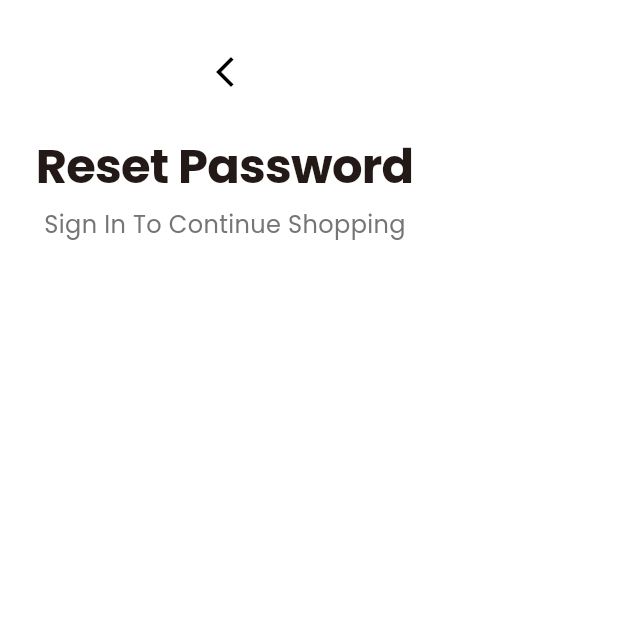
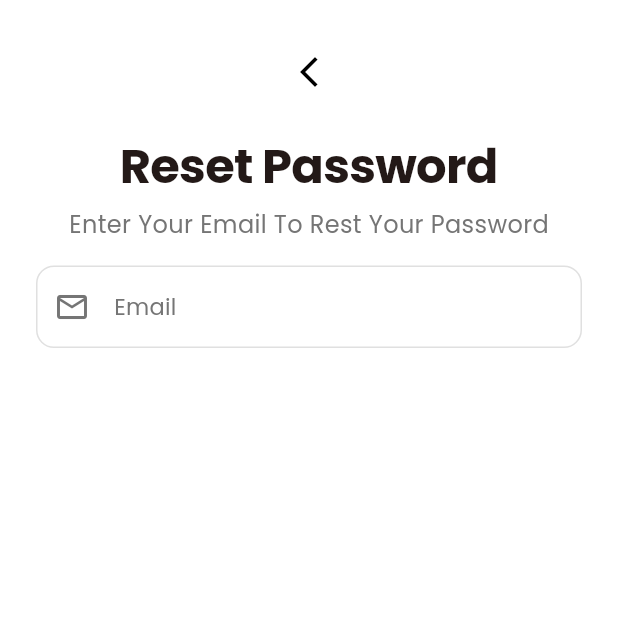
Before and after one commit to Wealthometer/E-commerce-App, a Flutter app: the ForgotPasswordScreen screen opened directly, on a phone screen of 412 x 824 dp, the top half of it. Run offline on Flutter 3.47's test engine with Material 3 defaults, Android fonts, the phone set to English and light mode, and no system bars; our stand-ins replace get, get_storage, google_fonts; accounts and stored records are empty.

Commit message:
Update forgot_password_screen.dart

```diff
--- a/lib/view/forgot_password_screen.dart
+++ b/lib/view/forgot_password_screen.dart
@@ -1,3 +1,4 @@
+import 'package:ecommerce_app_ui/view/widgets/custom_textfield.dart';
 import 'package:flutter/material.dart';
 import 'package:get/get.dart';
 
@@ -44,18 +45,65 @@ class ForgotPasswordScreen extends StatelessWidget {
               ),
 
               Text(
-                "Sign In To Continue Shopping",
+                "Enter Your Email To Rest Your Password",
                 style: AppTextStyle.withColor(
                   AppTextStyle.bodyLarge,
                   isDark ? Colors.grey[400]! : Colors.grey[600]!,
                 ),
               ),
 
-              const SizedBox(height: 8),
+              const SizedBox(height: 16),
+
+              // const SizedBox(height: 40),
+
+              CustomTextfield(
+                label: "Email",
+                prefixIcon: Icons.email_outlined,
+                keyboardType: TextInputType.emailAddress,
+                controller: _emailController,
+                validator: (value){
+                  if (value == null ||value.isEmpty) {
+                    return "Please enter your email";
+                  }
+                  if (!GetUtils.isEmail(value)) {
+                    return "Please enter a valid email";
+                  }
+                  return null;
+                },
+              ),
             ],
           ),
         ),
       ),
     );
+
+
+    void showSuccessDialog(BuildContext context) {
+      Get.dialog(
+          AlertDialog(
+              title: Text(
+                'Check Your Email',
+                style: AppTextStyle.h3,
+              ),
+              content: Text(
+                'We have sent password recovery instructions to your email.',
+                style: AppTextStyle.bodyMedium,
+              ),
+              actions: [
+                TextButton(
+                  onPressed: () => Get.back(),
+                  child: Text(
+                    'OK',
+                    style: AppTextStyle.withColor(
+                      AppTextStyle.buttonMedium,
+                      Colors.white,
+                    ),
+                  ),
+                ),
+              ],
+              ),
+          );
+    }
+
   }
 }
```
